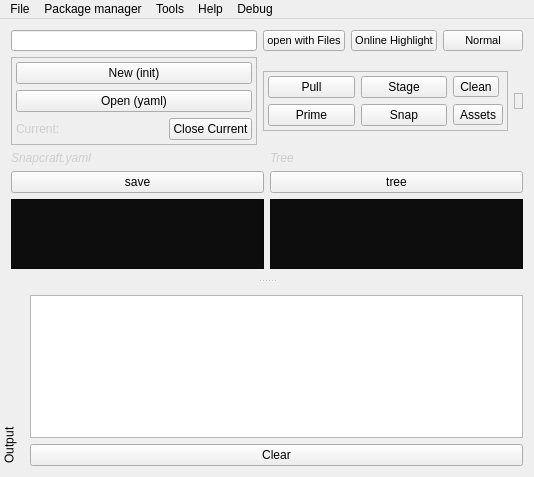
Old version of the form snapcraft-qt/mainwindow.ui in the repository snapcraft-gui/snapcraft-gui.
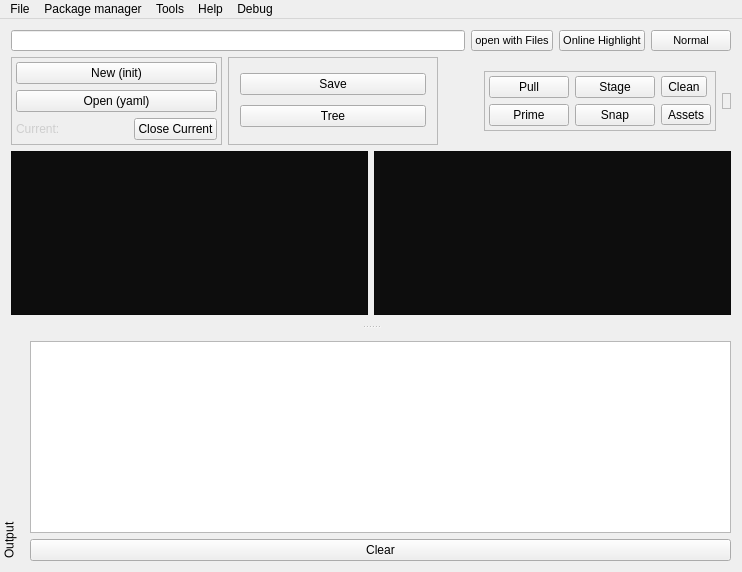
New version of the form. Icons and pictures are not drawn.

Commit message: ui updates and removal of online yaml syntax highlighter

Diff of the .ui file:
```diff
--- a/snapcraft-qt/mainwindow.ui
+++ b/snapcraft-qt/mainwindow.ui
@@ -6,8 +6,8 @@
    <rect>
     <x>0</x>
     <y>0</y>
-    <width>534</width>
-    <height>477</height>
+    <width>742</width>
+    <height>572</height>
    </rect>
   </property>
   <property name="font">
@@ -192,6 +192,54 @@
         </layout>
        </widget>
       </item>
+      <item>
+       <widget class="QFrame" name="frame">
+        <property name="frameShape">
+         <enum>QFrame::StyledPanel</enum>
+        </property>
+        <property name="frameShadow">
+         <enum>QFrame::Plain</enum>
+        </property>
+        <layout class="QVBoxLayout" name="verticalLayout_3">
+         <item>
+          <widget class="QPushButton" name="save_snapcraft">
+           <property name="text">
+            <string>Save</string>
+           </property>
+           <property name="shortcut">
+            <string>Ctrl+S</string>
+           </property>
+          </widget>
+         </item>
+         <item>
+          <widget class="QPushButton" name="tree_now">
+           <property name="text">
+            <string>Tree</string>
+           </property>
+           <property name="shortcut">
+            <string>Ctrl+T</string>
+           </property>
+          </widget>
+         </item>
+        </layout>
+       </widget>
+      </item>
+      <item>
+       <spacer name="horizontalSpacer">
+        <property name="orientation">
+         <enum>Qt::Horizontal</enum>
+        </property>
+        <property name="sizeType">
+         <enum>QSizePolicy::Minimum</enum>
+        </property>
+        <property name="sizeHint" stdset="0">
+         <size>
+          <width>40</width>
+          <height>20</height>
+         </size>
+        </property>
+       </spacer>
+      </item>
       <item>
        <widget class="QFrame" name="commands_frame">
         <property name="sizePolicy">
@@ -288,75 +336,6 @@
       </item>
      </layout>
     </item>
-    <item>
-     <layout class="QGridLayout" name="gridLayout_2">
-      <property name="topMargin">
-       <number>0</number>
-      </property>
-      <item row="0" column="2">
-       <widget class="QLabel" name="label_2">
-        <property name="sizePolicy">
-         <sizepolicy hsizetype="Preferred" vsizetype="Maximum">
-          <horstretch>0</horstretch>
-          <verstretch>0</verstretch>
-         </sizepolicy>
-        </property>
-        <property name="font">
-         <font>
-          <italic>true</italic>
-         </font>
-        </property>
-        <property name="styleSheet">
-         <string notr="true">color: rgb(206, 206, 206);</string>
-        </property>
-        <property name="text">
-         <string>Tree</string>
-        </property>
-       </widget>
-      </item>
-      <item row="1" column="1">
-       <widget class="QPushButton" name="save_snapcraft">
-        <property name="text">
-         <string>save</string>
-        </property>
-        <property name="shortcut">
-         <string>Ctrl+S</string>
-        </property>
-       </widget>
-      </item>
-      <item row="1" column="2">
-       <widget class="QPushButton" name="tree_now">
-        <property name="text">
-         <string>tree</string>
-        </property>
-        <property name="shortcut">
-         <string>Ctrl+T</string>
-        </property>
-       </widget>
-      </item>
-      <item row="0" column="1">
-       <widget class="QLabel" name="label">
-        <property name="sizePolicy">
-         <sizepolicy hsizetype="Preferred" vsizetype="Maximum">
-          <horstretch>0</horstretch>
-          <verstretch>0</verstretch>
-         </sizepolicy>
-        </property>
-        <property name="font">
-         <font>
-          <italic>true</italic>
-         </font>
-        </property>
-        <property name="styleSheet">
-         <string notr="true">color: rgb(206, 206, 206);</string>
-        </property>
-        <property name="text">
-         <string>Snapcraft.yaml</string>
-        </property>
-       </widget>
-      </item>
-     </layout>
-    </item>
     <item>
      <layout class="QHBoxLayout" name="horizontalLayout_5">
       <property name="topMargin">
@@ -404,7 +383,7 @@
     <rect>
      <x>0</x>
      <y>0</y>
-     <width>534</width>
+     <width>742</width>
      <height>19</height>
     </rect>
    </property>
```
The commit also changes 2 other files.
